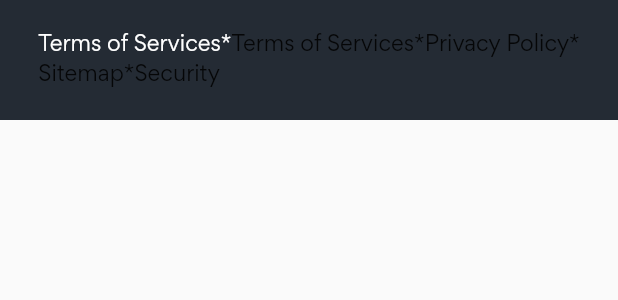
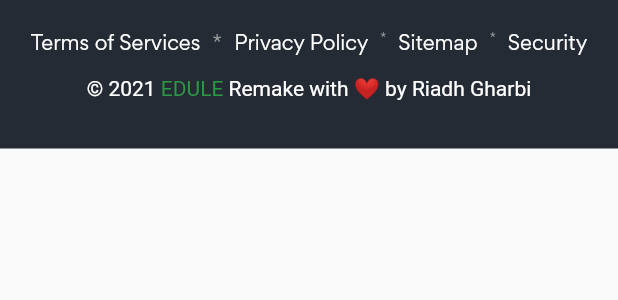
Before and after one commit to riadhrahma/edul, a Flutter app: the LastPart widget shown alone on an empty page, opened directly, on a phone screen of 412 x 824 dp. Shown: the top 300 px of the screen. Run offline on Flutter 3.47's test engine with Material 2 defaults, Android fonts, the phone set to English and light mode, and no system bars; our stand-ins replace cloud_firestore, firebase_auth, firebase_core, flutter_rating_bar, flutter_svg, get; accounts and stored records are empty; network calls fail.

Commit message:
finish basics

```diff
--- a/lib/view/screen/main_page.dart
+++ b/lib/view/screen/main_page.dart
@@ -95,21 +95,21 @@ class _MainPageState extends State<MainPage> {
                     padding: EdgeInsets.symmetric(horizontal: 18),
                     child: CourseCard(),
                   ),
-                   Padding(
-                     padding: EdgeInsets.only(bottom: 45),
-                     child: OtherCourseButton(),
-                   ),
+                  Padding(
+                    padding: EdgeInsets.only(bottom: 45),
+                    child: OtherCourseButton(),
+                  ),
                   Padding(
                     padding: EdgeInsets.only(bottom: 50),
                     child: BecomeInstructor(),
                   ),
-                  HowItWorks(),
-
+                 // HowItWorks(),
                 ],
               ),
-            ),const Padding(
-              padding:  EdgeInsets.symmetric(horizontal: 18),
-              child:  EduleInfo(),
+            ),
+            const Padding(
+              padding: EdgeInsets.symmetric(horizontal: 18),
+              child: EduleInfo(),
             ),
             const LastPart()
           ],
--- a/lib/view/widget/last_part.dart
+++ b/lib/view/widget/last_part.dart
@@ -18,17 +18,58 @@ class LastPart extends StatelessWidget {
               children: const [
                 Text(
                   'Terms of Services',
-                  style: TextStyle(color: Colors.white, fontSize: 14),
+                  style: TextStyle(
+                      color: Colors.white,
+                      fontSize: 13,
+                      fontWeight: FontWeight.w400),
                 ),
-                Text('*', style: TextStyle(color: Colors.white, fontSize: 14)),
-                Text('Terms of Services'),
-                Text('*'),
-                Text('Privacy Policy'),
-                Text('*'),
-                Text('Sitemap'),
-                Text('*'),
-                Text('Security'),
+                Padding(
+                  padding: EdgeInsets.symmetric(horizontal: 8),
+                  child: Text('*',
+                      style: TextStyle(color: Colors.grey, fontSize: 13)),
+                ),
+                Text(
+                  'Privacy Policy',
+                  style: TextStyle(
+                      color: Colors.white,
+                      fontSize: 13,
+                      fontWeight: FontWeight.w400),
+                ),
+                Padding(
+                  padding: EdgeInsets.symmetric(horizontal: 8),
+                  child: Text('*',
+                      style: TextStyle(color: Colors.grey, fontSize: 8)),
+                ),
+                Text(
+                  'Sitemap',
+                  style: TextStyle(
+                      color: Colors.white,
+                      fontSize: 13,
+                      fontWeight: FontWeight.w400),
+                ),
+                Padding(
+                  padding: EdgeInsets.symmetric(horizontal: 8),
+                  child: Text('*',
+                      style: TextStyle(color: Colors.grey, fontSize: 8)),
+                ),
+                Text(
+                  'Security',
+                  style: TextStyle(
+                      color: Colors.white,
+                      fontSize: 13,
+                      fontWeight: FontWeight.w400),
+                ),
               ],
+            ),
+            Padding(
+              padding: const EdgeInsets.symmetric(vertical: 12),
+              child: RichText(
+                text: const TextSpan(text: '© 2021 ',style: TextStyle(color: Colors.white,fontSize: 14), children: <TextSpan>[
+                  TextSpan(text: 'EDULE ',style: TextStyle(color: mainColor)),
+                  TextSpan(text: 'Remake with ❤️ by '),
+                  TextSpan(text: 'Riadh Gharbi')
+                ]),
+              ),
             )
           ],
         ),
```
